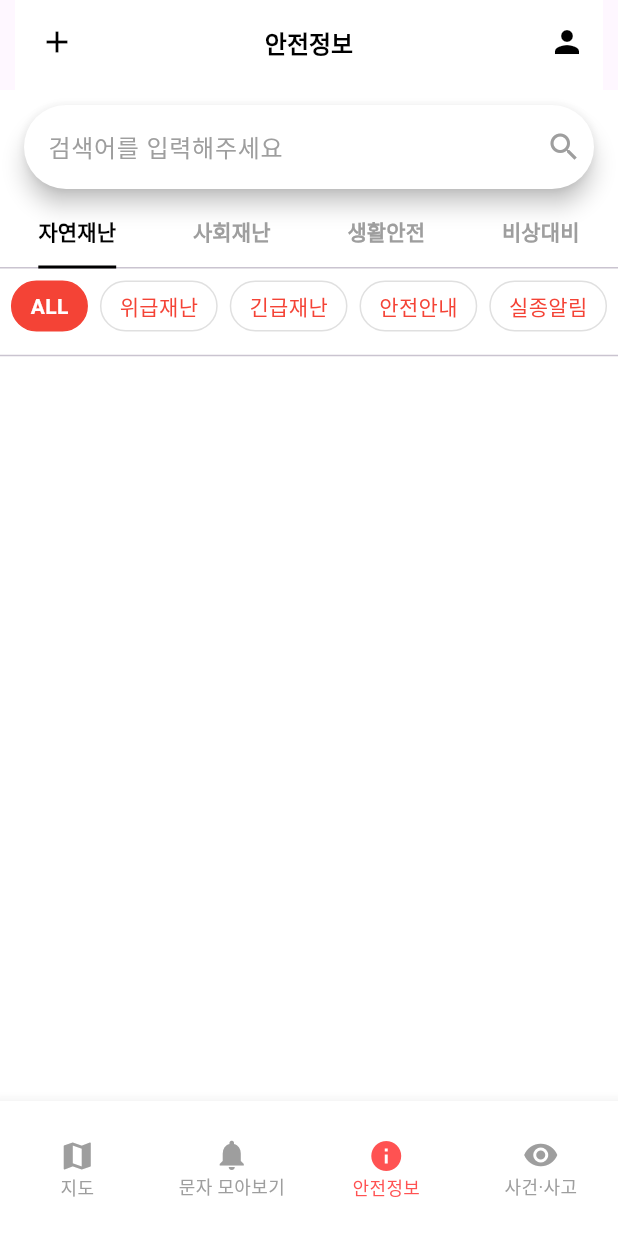
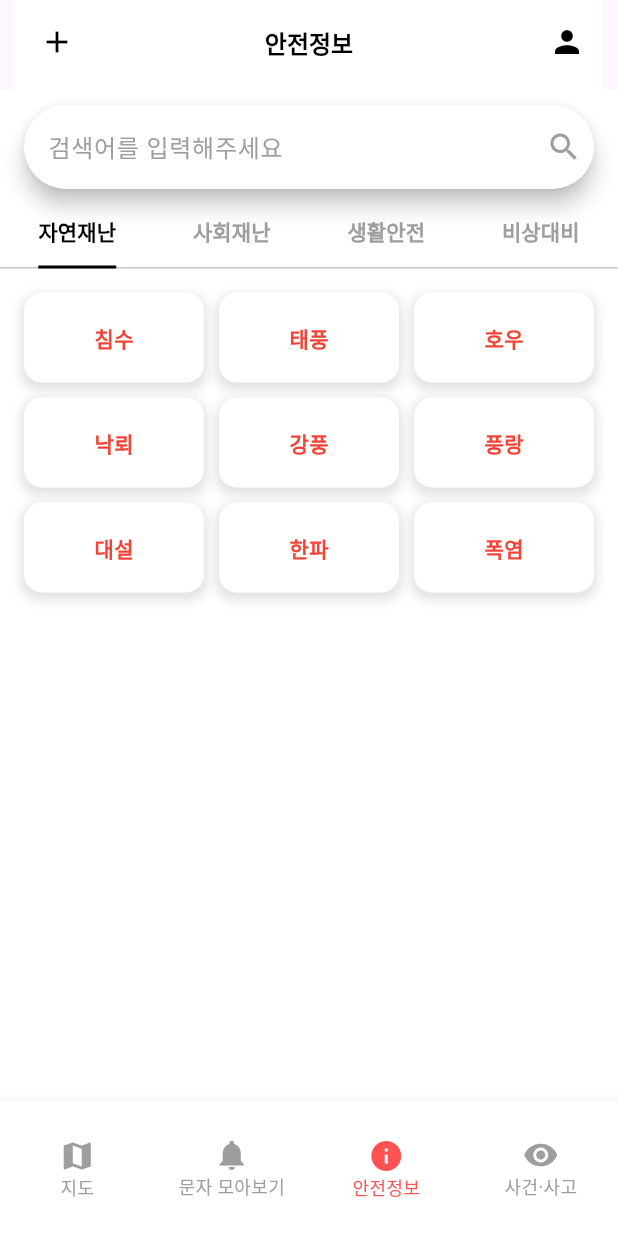
Before and after one commit to SSU-ALOG/alog_application, a Flutter app: the screen it shows after launch, item 3 of the bottom bar chosen, on a phone screen of 412 x 824 dp. Run offline on Flutter 3.47's test engine with Material 3 defaults, Android fonts, the phone set to English and light mode, and no system bars; our stand-ins replace flutter_dotenv, geolocator, permission_handler; missing offline and left inert: flutter_naver_login, flutter_naver_map; accounts and stored records are empty.

Commit message:
행동요령 일부 구현

```diff
--- a/lib/custom_tab_view.dart
+++ b/lib/custom_tab_view.dart
@@ -5,10 +5,10 @@ class CustomTabView extends StatelessWidget {
   final List<Widget> tabContents; // Tab 내용 -> 탭 선택 시 뜨는 화면
 
   const CustomTabView({
-    Key? key,
+    super.key,
     required this.tabTitles,
     required this.tabContents,
-  }) : super(key: key);
+  });
 
   @override
   Widget build(BuildContext context) {
@@ -16,10 +16,10 @@ class CustomTabView extends StatelessWidget {
       children: <Widget>[
         TabBar(
           tabs: tabTitles.map((title) => Tab(text: title)).toList(),
-          indicator: UnderlineTabIndicator(
+          indicator:  const UnderlineTabIndicator(
             borderSide: BorderSide(width: 2.0, color: Colors.black), // 인디케이터 커스터마이징
           ),
-          labelStyle: TextStyle(
+          labelStyle: const TextStyle(
               color: Colors.black,
               fontWeight:FontWeight.bold
           ), // 선택된 탭 텍스트 색상
--- a/lib/safetyinfo.dart
+++ b/lib/safetyinfo.dart
@@ -1,60 +1,128 @@
-
 import 'package:flutter/material.dart';
+/*import 'package:flutter/services.dart' show rootBundle;
+import 'dart:convert';*/
+import 'package:url_launcher/url_launcher.dart';
+import 'custom_tab_view.dart'; // custom_tab_view.dart 가져오기'
 import 'custom_search_bar.dart'; // custom_search_bar.dart 가져오기
-import 'custom_tab_view.dart'; // custom_tab_view.dart 가져오기
-import 'custom_choice_chip_group.dart';
 
 
-class SafetyInfoScreen extends StatefulWidget {
-  const SafetyInfoScreen({Key? key}) : super(key: key);
+class SafetyInfoScreen extends StatelessWidget {
+  final SearchController _searchController = SearchController();
+  final Map<String, List<Map<String, String>>> disasterData = {
+    '자연재난': [
+      {'name': '침수', 'url': 'https://m.safekorea.go.kr/idsiSFK/neo/main_m/nat/flooding.html'},
+      {'name': '태풍', 'url': 'https://m.safekorea.go.kr/idsiSFK/neo/main_m/nat/typhoon.html'},
+      {'name': '호우', 'url': 'https://m.safekorea.go.kr/idsiSFK/neo/main_m/nat/downpour.html'},
+      {'name': '낙뢰', 'url': 'https://m.safekorea.go.kr/idsiSFK/neo/main_m/nat/thunderstroke.html'},
+      {'name': '강풍', 'url': 'https://m.safekorea.go.kr/idsiSFK/neo/main_m/nat/gale.html'},
+      {'name': '풍랑', 'url': 'https://m.safekorea.go.kr/idsiSFK/neo/main_m/nat/storm.html'},
+      {'name': '대설', 'url': 'https://m.safekorea.go.kr/idsiSFK/neo/main_m/nat/heavySnow.html'},
+      {'name': '한파', 'url': 'https://m.safekorea.go.kr/idsiSFK/neo/main_m/nat/coldWave.html'},
+      {'name': '폭염', 'url': 'https://m.safekorea.go.kr/idsiSFK/neo/main_m/nat/heatWave.html'},
+    ],
+    '사회재난': [
+      {'name': '화재', 'url': 'https://m.safekorea.go.kr/idsiSFK/neo/main_m/sot/fire.html'},
+      {'name': '산불', 'url': 'https://m.safekorea.go.kr/idsiSFK/neo/main_m/sot/forestFire.html'},
+      {'name': '건축물 붕괴', 'url': 'https://m.safekorea.go.kr/idsiSFK/neo/main_m/sot/building.html'},
+      {'name': '폭발', 'url': 'https://m.safekorea.go.kr/idsiSFK/neo/main_m/sot/explosion.html'},
+      {'name': '교통사고', 'url': 'https://m.safekorea.go.kr/idsiSFK/neo/main_m/lit/traffic.html'},
+      {'name': '전기·가스사고', 'url': 'https://m.safekorea.go.kr/idsiSFK/neo/main_m/sot/electricGas.html'},
+    ],
+    '생활안전': [
+      {'name': '여름철물놀이사고', 'url': 'https://m.safekorea.go.kr/idsiSFK/neo/main_m/lit/summer.html'},
+      {'name': '산행안전사고', 'url': 'https://m.safekorea.go.kr/idsiSFK/neo/main_m/lit/hiking.html'},
+      {'name': '응급처치', 'url': 'https://m.safekorea.go.kr/idsiSFK/neo/main_m/lit/emergency.html'},
+      {'name': '해파리피해', 'url': 'https://m.safekorea.go.kr/idsiSFK/neo/main_m/lit/jellyfish.html'},
+      {'name': '심폐소생술', 'url': 'https://m.safekorea.go.kr/idsiSFK/neo/main_m/lit/CPR.html'},
+      {'name': '붉은불개미', 'url': 'https://m.safekorea.go.kr/idsiSFK/neo/main_m/lit/ant.html'},
+      {'name': '승강기 안전사고', 'url': 'https://m.safekorea.go.kr/idsiSFK/neo/main_m/lit/elevator.html'},
+      {'name': '놀이시설 안전사고', 'url': 'https://m.safekorea.go.kr/idsiSFK/neo/main_m/lit/playground.html'},
+    ],
+    '비상대비': [
+      {'name': '테러', 'url': 'https://m.safekorea.go.kr/idsiSFK/neo/main_m/sot/terror.html'},
+      {'name': '비상사태', 'url': 'https://m.safekorea.go.kr/idsiSFK/neo/main_m/set/emergencySit.html'},
+      {'name': '민방공', 'url': 'https://m.safekorea.go.kr/idsiSFK/neo/main_m/set/civilAirDefence.html'},
+      {'name': '화생방무기', 'url': 'https://m.safekorea.go.kr/idsiSFK/neo/main_m/set/CBP.html'},
+      {'name': '비상대비 물자', 'url': 'https://m.safekorea.go.kr/idsiSFK/neo/main_m/set/supplies.html'}
+    ],
+  };
 
-  @override
-  _SafetyInfoScreenState createState() => _SafetyInfoScreenState();
-}
-
-class _SafetyInfoScreenState extends State<SafetyInfoScreen> {
-  final SearchController _searchController = SearchController();
+  SafetyInfoScreen({super.key});
 
   @override
   Widget build(BuildContext context) {
     return DefaultTabController(
-      length: 4, // 탭 수 설정
+      length: disasterData.keys.length, // 대분류의 개수만큼 탭을 생성
       child: Scaffold(
         backgroundColor: Colors.white,
-        body: Column(
-          children: <Widget>[
-            // 검색창
+        body:
+          Column(
+            children: [
               CustomSearchBar(
                 searchController: _searchController,
                 onSearchChanged: (String query) {
                   print('Search query: $query'); // 검색어 입력 시 출력
                 },
               ),
-            // 탭 바와 탭 뷰
               Expanded(
-              child: CustomTabView(
-                tabTitles: ["자연재난", "사회재난", "생활안전", "비상대비"],
-                tabContents: <Widget>[
-                  // 첫 번째 탭: 필터와 메시지 리스트
-                  Column(
-                    children: [
-                      const CustomChoiceChipGroup(
-                        options: ['ALL', '위급재난', '긴급재난', '안전안내', '실종알림'],
-                        initialSelected: 'ALL',
+                child:
+                CustomTabView(
+                tabTitles: disasterData.keys.toList(), // 대분류 이름 리스트
+                tabContents: disasterData.keys.map((category) {
+                  final items = disasterData[category]!;
+                  return Padding(
+                    padding: const EdgeInsets.all(16.0),
+                    child: GridView.builder(
+                      gridDelegate: const SliverGridDelegateWithFixedCrossAxisCount(
+                        crossAxisCount: 3, // 한 행에 3개의 아이템 표시
+                        crossAxisSpacing: 10.0,
+                        mainAxisSpacing: 10.0,
+                        childAspectRatio: 2 / 1, // 카드의 비율
                       ),
-                      const Divider(),
-                    ],
-                  ),
-                  // 두 번째 탭: 발송지역 (데모용)
-                  const Center(
-                    child: Text('발송지역 탭입니다.'),
+                      itemCount: items.length,
+                      itemBuilder: (context, index) {
+                        final item = items[index];
+                        return GestureDetector(
+                          onTap: () => _openUrl(item['url']!),
+                          child: Container(
+                            decoration: BoxDecoration(
+                              color: Colors.white,
+                              borderRadius: BorderRadius.circular(12),
+                              boxShadow: [
+                                BoxShadow(
+                                  color: Colors.grey.withOpacity(0.3),
+                                  spreadRadius: 2,
+                                  blurRadius: 5,
+                                  offset: Offset(0, 3), // 그림자 위치 조정
                                 ),
                               ],
                             ),
+                            child: Center(
+                              child: Text(
+                                item['name']!,
+                                style: TextStyle(color: Colors.red, fontWeight: FontWeight.bold),
                               ),
-          ],
                             ),
                           ),
                         );
+                      },
+                    ),
+                  );
+                }).toList(),
+              ),
+              ),
+            ],
+          )
+      ),
+    );
+  }
+
+  Future<void> _openUrl(String url) async {
+    final Uri uri = Uri.parse(url);
+    if (await canLaunchUrl(uri)) {
+      await launchUrl(uri);
+    } else {
+      throw 'Could not launch $url';
     }
   }
+}
--- a/pubspec.yaml
+++ b/pubspec.yaml
@@ -39,6 +39,9 @@ dependencies:
   flutter_dotenv: ^5.1.0
   permission_handler: ^11.3.1
   geolocator: ^13.0.1
+
+  # 행동요령 관련
+  url_launcher: ^6.3.1
 
   # live streaming 관련
   rtmp_broadcaster: ^2.2.6
```
Also changed, not shown: pubspec.lock, 5 other files. Lines whose indentation alone changed are shown as unchanged.
